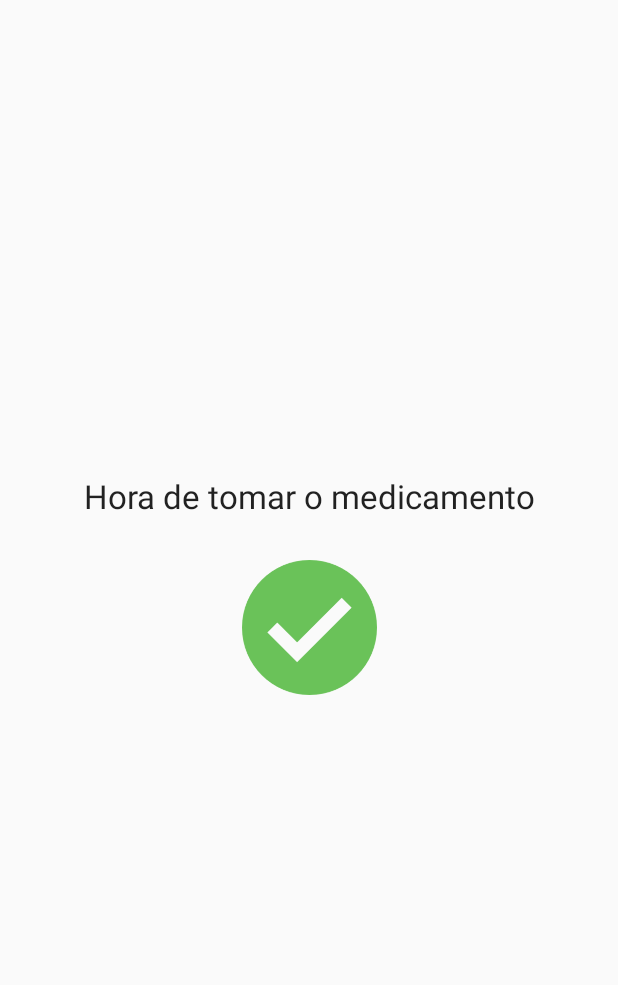
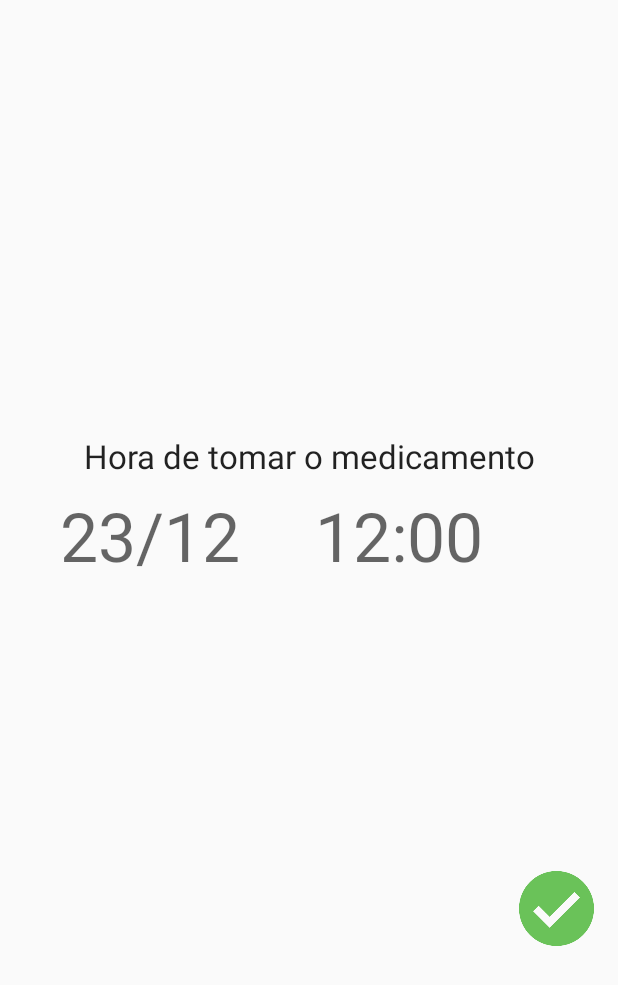
Before and after one commit to 0tavi0/ABOB, an Android app: the layout activity_alarm_medicamento_details.xml on its own in the app's theme, with its tools: preview values and no code run, on a phone screen of 412 x 824 dp. Shown: the top 985 px of the screen. Run offline under Robolectric (Android 15) with nearby library versions, the phone set to English and light mode, and no system bars.

Commit message:
Adcionando hora e data no lembrete do medicamento

```diff
--- a/app/src/main/java/com/example/otavioaugusto/abob/utils/AlarmeMedicamentoWorker.kt
+++ b/app/src/main/java/com/example/otavioaugusto/abob/utils/AlarmeMedicamentoWorker.kt
@@ -29,12 +29,15 @@ class AlarmeMedicamentoWorker(ctx: Context, params: WorkerParameters) : Worker(c
             Notification.mostrarNotificacao(applicationContext, 1, "Aveloz", "Hora te tomar o medicamenyo", pendingIntent)
 
             val cal = Calendar.getInstance()
-            Log.e("Data", ""+(SimpleDateFormat("H : m").format(cal.time)))
-            Log.e("Data", ""+(SimpleDateFormat("M/d - H : m").format(cal.time)))
+            var hora = (SimpleDateFormat("H:mm").format(cal.time))
+            var data = (SimpleDateFormat("d/M").format(cal.time))
+            Log.e("Data", ""+hora)
+            Log.e("Data", ""+data)
 
 
             var intent1  = Intent(applicationContext, AlarmMedicamentoDetails::class.java)
-//        intent1.putExtra("hora", cal.time)
+            intent1.putExtra("hora", hora)
+            intent1.putExtra("data", data)
             intent1.setFlags(Intent.FLAG_ACTIVITY_NEW_TASK)
             applicationContext.startActivity(intent1)
 
--- a/app/src/main/java/com/example/otavioaugusto/abob/view/AlarmMedicamentoDetails.kt
+++ b/app/src/main/java/com/example/otavioaugusto/abob/view/AlarmMedicamentoDetails.kt
@@ -13,6 +13,15 @@ class AlarmMedicamentoDetails : AppCompatActivity() {
         setContentView(R.layout.activity_alarm_medicamento_details)
 
 
+        var intent = intent
+        var hora = intent.getStringExtra("hora")
+        var data = intent.getStringExtra("data")
+
+        txtData.text = data
+        txtHora.text = hora
+
+
+
         Glide.with(this)
             .asGif()
             .load(R.drawable.gif)
--- a/app/src/main/res/layout/activity_alarm_medicamento_details.xml
+++ b/app/src/main/res/layout/activity_alarm_medicamento_details.xml
@@ -8,7 +8,7 @@
         tools:context=".view.AlarmMedicamentoDetails" tools:layout_editor_absoluteY="81dp">
 
     <ImageView android:layout_width="0dp"
-               android:layout_height="300dp"
+               android:layout_height="273dp"
                android:id="@+id/imgGIF"
                app:layout_constraintTop_toTopOf="parent" app:layout_constraintStart_toStartOf="parent"
                android:layout_marginTop="6dp" app:layout_constraintEnd_toEndOf="parent"/>
@@ -23,11 +23,31 @@
             app:layout_constraintTop_toBottomOf="@+id/imgGIF"/>
     <Button
             android:background="@drawable/done"
-            android:layout_width="90dp"
-            android:layout_height="90dp"
+            android:layout_width="50dp"
+            android:layout_height="50dp"
             android:id="@+id/btn"
-            android:layout_marginTop="28dp"
-            app:layout_constraintTop_toBottomOf="@+id/textView4" app:layout_constraintEnd_toEndOf="parent"
-            android:layout_marginEnd="8dp" app:layout_constraintStart_toStartOf="parent"
-            android:layout_marginStart="8dp"/>
+            android:layout_marginEnd="16dp"
+            app:layout_constraintEnd_toEndOf="parent" android:layout_marginTop="8dp"
+            app:layout_constraintTop_toBottomOf="@+id/txtHora" android:layout_marginBottom="8dp"
+            app:layout_constraintBottom_toBottomOf="parent"/>
+    <TextView
+            android:text="23/12"
+            android:layout_width="wrap_content"
+            android:layout_height="wrap_content"
+            android:id="@+id/txtData"
+            android:textAppearance="@style/TextAppearance.AppCompat.Display2"
+            app:layout_constraintStart_toStartOf="parent" android:layout_marginStart="40dp"
+            android:layout_marginTop="8dp" app:layout_constraintTop_toBottomOf="@+id/textView4"
+            android:layout_marginBottom="8dp" app:layout_constraintBottom_toBottomOf="parent"
+            app:layout_constraintVertical_bias="0.0"/>
+    <TextView
+            android:text="12:00"
+            android:layout_width="wrap_content"
+            android:layout_height="wrap_content"
+            android:id="@+id/txtHora"
+            android:textAppearance="@style/TextAppearance.AppCompat.Display2" app:layout_constraintEnd_toEndOf="parent"
+            android:layout_marginEnd="48dp" android:layout_marginTop="8dp"
+            app:layout_constraintTop_toBottomOf="@+id/textView4" android:layout_marginBottom="8dp"
+            app:layout_constraintBottom_toBottomOf="parent" app:layout_constraintVertical_bias="0.0"
+            app:layout_constraintStart_toEndOf="@+id/txtData" android:layout_marginStart="8dp"/>
 </android.support.constraint.ConstraintLayout>
```
